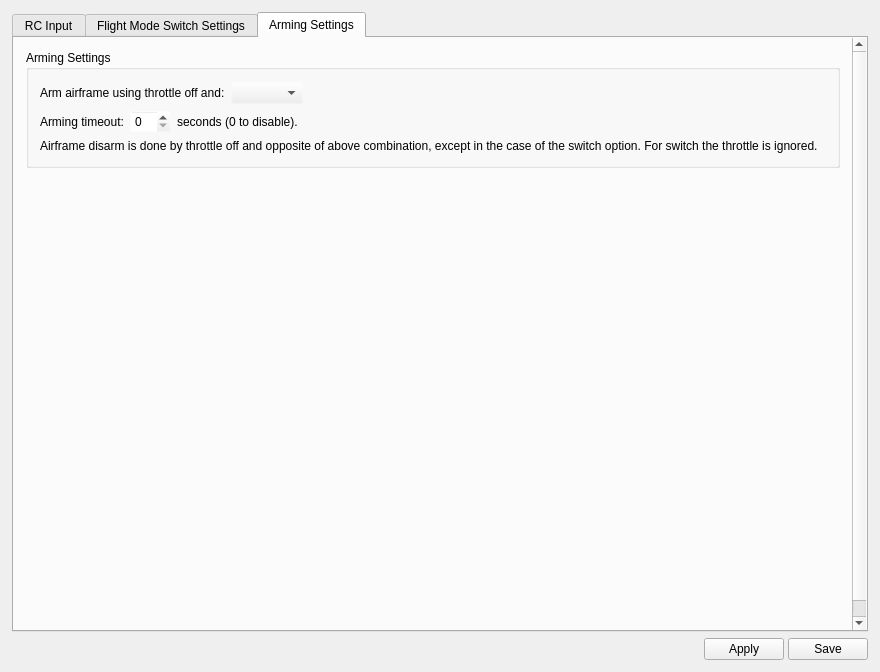
The window that ground/gcs/src/plugins/config/input.ui (TauLabs/TauLabs) describes before a commit, drawn with Qt 5.
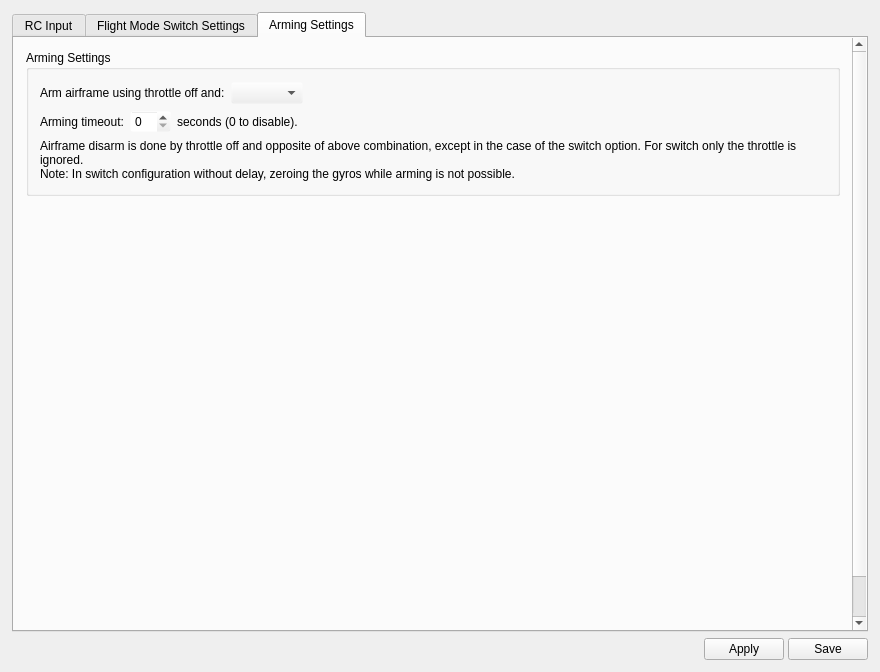
The same window after the commit. The open tabs and pages were chosen to show the change. Icons and pictures are not drawn.

Commit message:
ARMING: changes time to delay
rename settings string. add a note to gcs.

Diff of the .ui file:
```diff
--- a/ground/gcs/src/plugins/config/input.ui
+++ b/ground/gcs/src/plugins/config/input.ui
@@ -1427,7 +1427,8 @@
               <item>
                <widget class="QLabel" name="label_3">
                 <property name="text">
-                 <string>Airframe disarm is done by throttle off and opposite of above combination, except in the case of the switch option. For switch the throttle is ignored.</string>
+                 <string>Airframe disarm is done by throttle off and opposite of above combination, except in the case of the switch option. For switch only the throttle is ignored.
+Note: In switch configuration without delay, zeroing the gyros while arming is not possible.</string>
                 </property>
                 <property name="wordWrap">
                  <bool>true</bool>
```
The commit also changes 2 other files.
